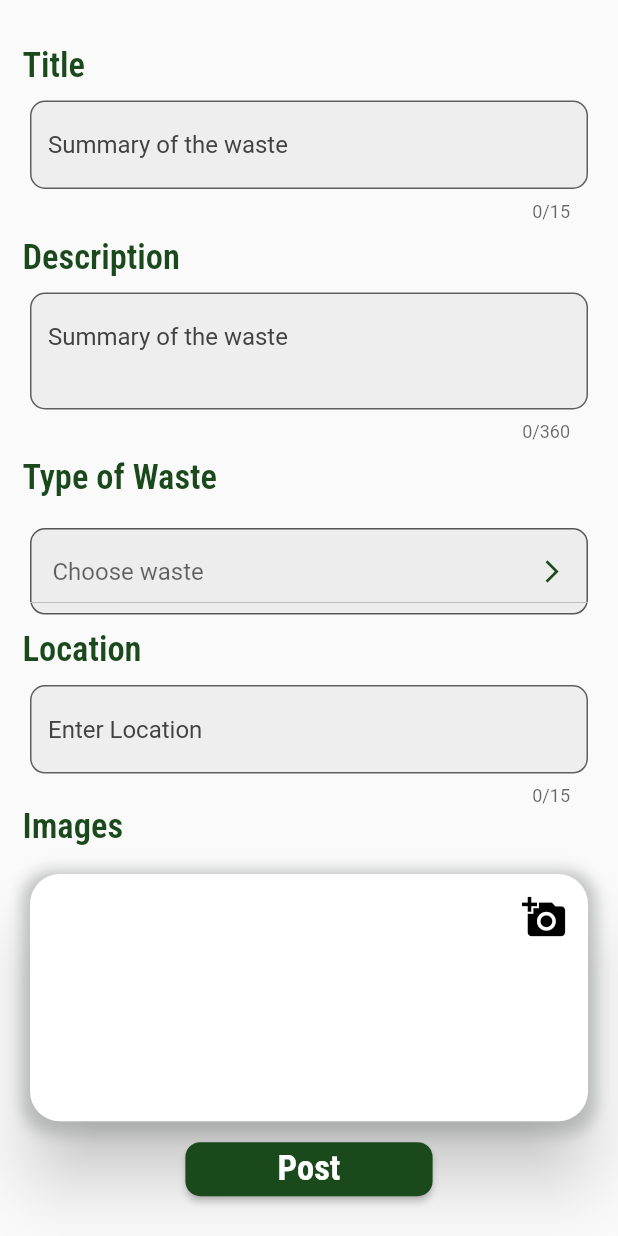
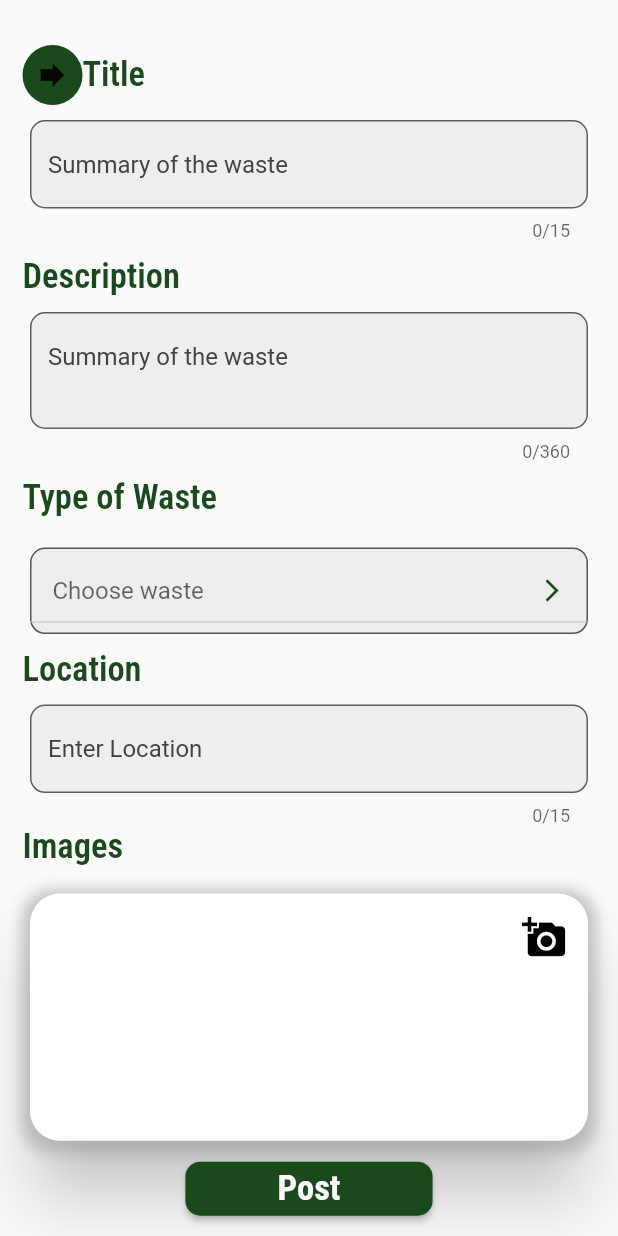
Before and after one commit to Chemutaiselim/finalville, a Flutter app: the Post screen opened directly, on a phone screen of 412 x 824 dp. Run offline on Flutter 3.47's test engine with Material 2 defaults, Android fonts, the light colour scheme and no system bars; drawn by our look-alikes of dropdown_button2; our stand-ins replace firebase_core, firebase_database, fluttertoast, geolocator, get, google_fonts and 2 more; missing offline and left inert: colorful_safe_area, location_permissions; accounts and stored records are empty.

Commit message:
March 28, 2022 7:34 PM

```diff
--- a/lib/screen/post.dart
+++ b/lib/screen/post.dart
@@ -109,6 +109,17 @@ class _PostState extends State<Post> {
             child: Row(
               mainAxisAlignment: MainAxisAlignment.start,
               children: [
+                Container(
+                  width: 40,
+                  height:40,
+                  decoration: BoxDecoration(
+                    color: kGreen,
+                    borderRadius: BorderRadius.circular(20),
+                  ),
+                  child: Icon(
+                    Icons.forward,
+                  ),
+                ),
                 Text("Title",
                     style: GoogleFonts.robotoCondensed(
                         fontSize: 23,
```
